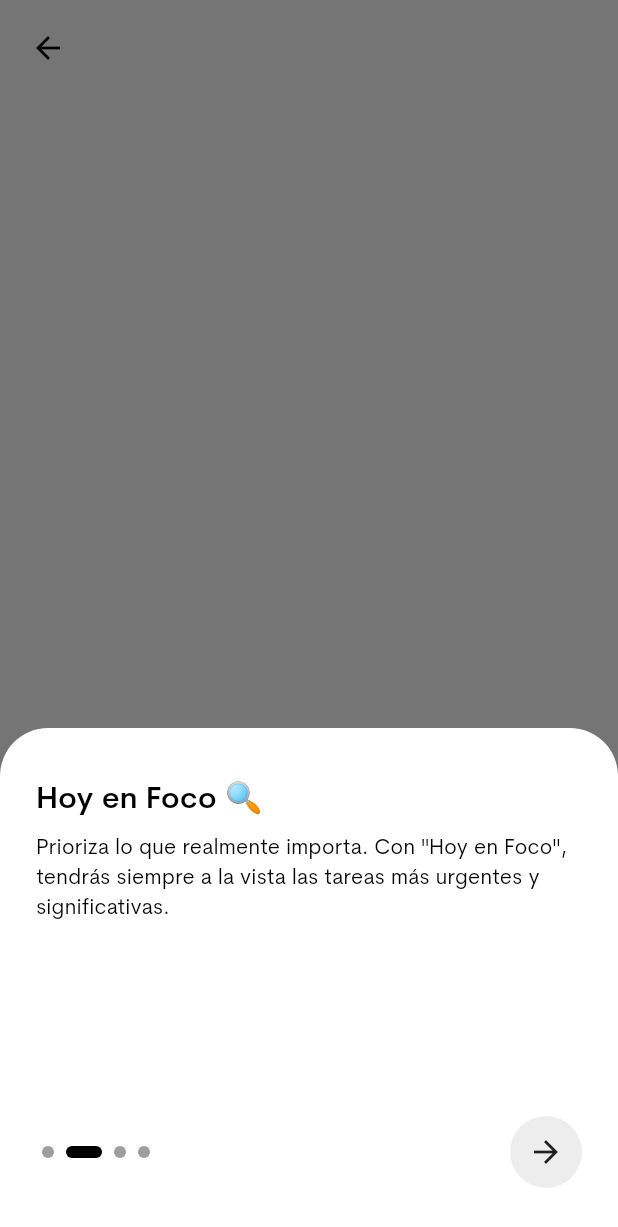
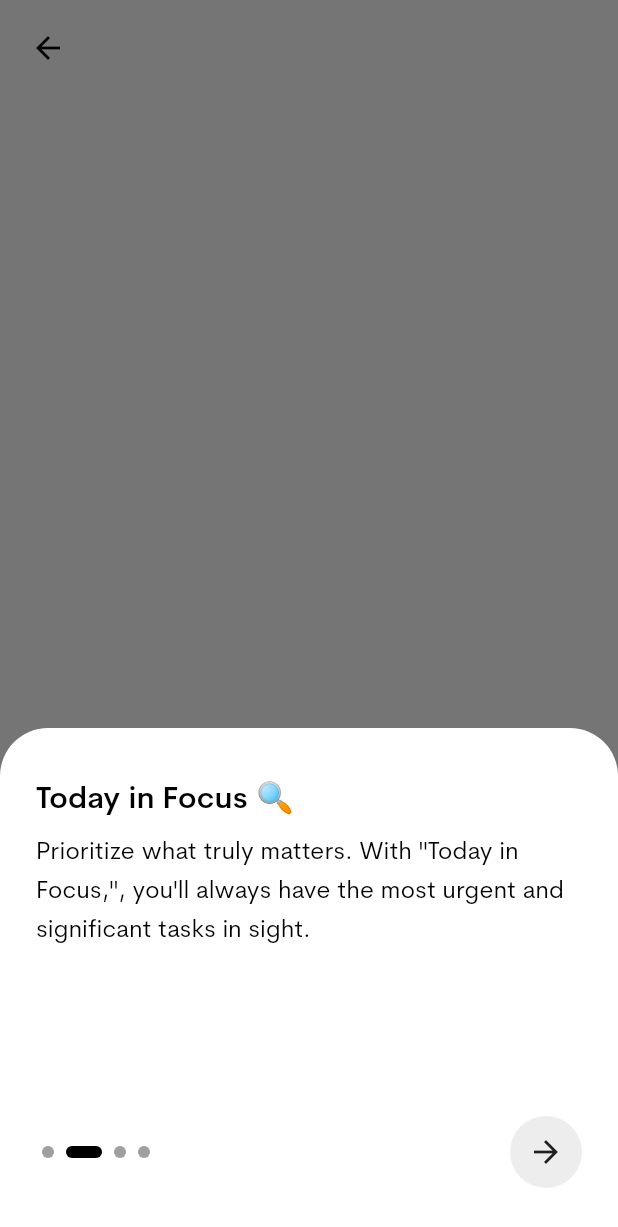
Before and after one commit to joeltorres-7/pocket-tasks-app, a Flutter app: the screen it shows after launch, after a tap on the "arrow forward" icon, on a phone screen of 412 x 824 dp. Shown: the top 1227 px of the screen. Run offline on Flutter 3.47's test engine with Material 2 defaults, Android fonts, the phone set to English and light mode, and no system bars; our stand-ins replace shared_preferences; accounts and stored records are empty; generated files the repository leaves out were written again.

Commit message:
MVP-003 - Adds missing translations and replaces text styles on Onboarding and Get Started.

```diff
--- a/lib/l10n/app_en.arb
+++ b/lib/l10n/app_en.arb
@@ -1,33 +1,33 @@
 {
-  "onboardTitle1": "Bienvenida a PocketTasks! \uD83D\uDE80",
+  "onboardTitle1": "Welcome to PocketTasks! \uD83D\uDE80",
   "@onboardTitle1": {
     "description": "The first onboarding view title"
   },
-  "onboardSubtitle1": "Transforma tu día a día con una gestión de tareas sencilla y motivadora. Comienza cada día con claridad y propósito.",
+  "onboardSubtitle1": "Transform your everyday with simple and motivating task management. Start each day with clarity and purpose.",
   "@onboardSubtitle1": {
     "description": "The first onboarding view subtitle"
   },
-  "onboardTitle2": "Hoy en Foco \uD83D\uDD0D",
+  "onboardTitle2": "Today in Focus \uD83D\uDD0D",
   "@onboardTitle2": {
     "description": "The second onboarding view title"
   },
-  "onboardSubtitle2": "Prioriza lo que realmente importa. Con \"Hoy en Foco\", tendrás siempre a la vista las tareas más urgentes y significativas.",
+  "onboardSubtitle2": "Prioritize what truly matters. With \"Today in Focus,\", you'll always have the most urgent and significant tasks in sight.",
   "@onboardSubtitle2": {
     "description": "The second onboarding view subtitle"
   },
-  "onboardTitle3": "Entrada Rápida de Tareas ⚡",
+  "onboardTitle3": "Quick Task Entry ⚡",
   "@onboardTitle3": {
     "description": "The third onboarding view title"
   },
-  "onboardSubtitle3": "Agrega tareas sobre la marcha. Sin complicaciones, sin distracciones. Simplemente escribe y listo.",
+  "onboardSubtitle3": "Add tasks on the go. No complications, no distractions. Just write and you're ready to go.",
   "@onboardSubtitle3": {
     "description": "The third onboarding view subtitle"
   },
-  "onboardTitle4": "Nuevo Amanecer \uD83C\uDF05",
+  "onboardTitle4": "New Dawn \uD83C\uDF05",
   "@onboardTitle4": {
     "description": "The fourth onboarding view title"
   },
-  "onboardSubtitle4": "No te preocupes por los días menos productivos. Con un solo toque, puedes tener un nuevo comienzo, lleno de posibilidades.",
+  "onboardSubtitle4": "Don't worry about less productive days. With a single touch, you can have a new start, full of possibilities.",
   "@onboardSubtitle4": {
     "description": "The fourth onboarding view subtitle"
   },
@@ -155,11 +155,11 @@
   "@myInbox": {
     "description": "Text user on Today's Focus tab"
   },
-  "noTasks": "No hay tareas para mostrar",
+  "noTasks": "Nothing to see here",
   "@noTasks": {
     "description": "Text shown when there are no tasks to show"
   },
-  "addTasks": "Presiona el botón con el icono de más para agregar una tarea",
+  "addTasks": "Tap the button with the plus icon to add a new task",
   "@addTasks": {
     "description": "How to add a tasks"
   },
--- a/lib/views/components/get_started_goals.dart
+++ b/lib/views/components/get_started_goals.dart
@@ -54,7 +54,11 @@ class _GetStartedGoalsState extends State<GetStartedGoals> {
         mainAxisAlignment: MainAxisAlignment.center,
         crossAxisAlignment: CrossAxisAlignment.center,
         children: [
-          Text(AppLocalizations.of(context)!.yourGoals, style: AppTextStyles.regular),
+          Text(
+              AppLocalizations.of(context)!.yourGoals,
+              style: AppTextStyles.subheading1,
+              textAlign: TextAlign.center,
+          ),
           VerticalSpacing(24.0),
           GridView.builder(
             gridDelegate: SliverGridDelegateWithFixedCrossAxisCount(
--- a/lib/views/components/get_started_methods.dart
+++ b/lib/views/components/get_started_methods.dart
@@ -39,7 +39,11 @@ class _GetStartedMethodsState extends State<GetStartedMethods> {
         mainAxisAlignment: MainAxisAlignment.center,
         crossAxisAlignment: CrossAxisAlignment.center,
         children: [
-          Text(AppLocalizations.of(context)!.yourMethods, style: AppTextStyles.regular),
+          Text(
+              AppLocalizations.of(context)!.yourMethods,
+              style: AppTextStyles.subheading1,
+              textAlign: TextAlign.center,
+          ),
           VerticalSpacing(24.0),
           Column(
             mainAxisAlignment: MainAxisAlignment.center,
--- a/lib/views/components/get_started_name.dart
+++ b/lib/views/components/get_started_name.dart
@@ -17,7 +17,11 @@ class GetStartedName extends StatelessWidget {
         mainAxisAlignment: MainAxisAlignment.center,
         crossAxisAlignment: CrossAxisAlignment.center,
       children:[
-        Text(AppLocalizations.of(context)!.yourName, style: AppTextStyles.regular),
+        Text(
+            AppLocalizations.of(context)!.yourName,
+            style: AppTextStyles.subheading1,
+            textAlign: TextAlign.center,
+        ),
         TextFormField(
           textAlign:  TextAlign.center,
           onChanged: onNameChanged,
--- a/lib/views/components/onboarding_card.dart
+++ b/lib/views/components/onboarding_card.dart
@@ -48,7 +48,7 @@ class OnboardingCard extends StatelessWidget {
                     VerticalSpacing(8.0),
                     Text(
                       '${items[currentIndex]['subtitle']}',
-                      style: AppTextStyles.regular,
+                      style: AppTextStyles.subheading1,
                       textAlign: TextAlign.start,
                     )
                   ],
--- a/lib/views/styles/text_styles.dart
+++ b/lib/views/styles/text_styles.dart
@@ -10,7 +10,8 @@ class AppTextStyles {
       color: Colors.black);
   static TextStyle subheading1 = const TextStyle(
       fontFamily: 'CerebriSansPro',
-      fontSize: 14,
+      fontSize: 16,
+      height: 1.6,
       fontWeight: FontWeight.normal,
       color: Colors.black);
   static TextStyle regular = const TextStyle(
```
